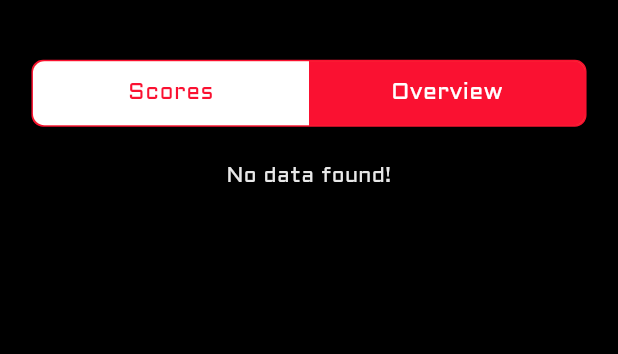
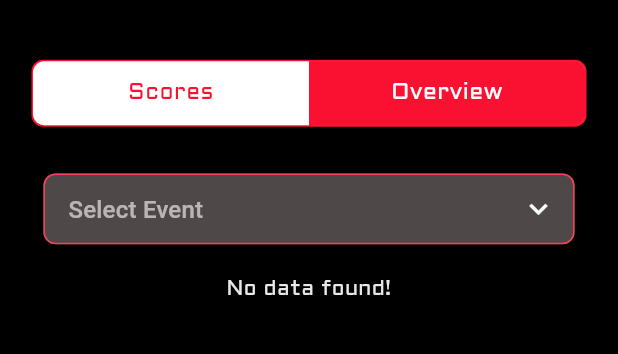
Before and after one commit to bdCalling-Sdt-hub/Shooter_App, a Flutter app: the MyScoresScreen screen opened by its route, after a tap on "Overview", on a phone screen of 412 x 824 dp, the part 59-413 px from its top. Run offline on Flutter 3.47's test engine with Material 3 defaults, Android fonts, the phone set to English and light mode, and no system bars; our stand-ins replace cached_network_image, connectivity_plus, device_preview, firebase_auth, firebase_core, flutter_html and 15 more; missing offline and left inert: fl_downloader, flutter_cached_pdfview, flutter_downloader, flutter_facebook_auth, mime_type; accounts and stored records are empty; network calls fail.

Commit message:
some changes

```diff
--- a/lib/service/api_constant.dart
+++ b/lib/service/api_constant.dart
@@ -20,6 +20,8 @@ class ApiConstant {
   static String subscriptionEndpoint = "/subscription/get-subscription";
   static String notificationsEndPoint = "/notification/user";
   static String myScoreEndPoint = "/user/my-score";
+  static String myEventList = "/user/my-event-list";
+  static String myScoreEndPointGraph(String eventName) => "/user/my-graph/$eventName";
   static String getPhoto = "/library/photos";
   static String getDocuments = "/library/documents";
   static String scoresEndpoint(String matchId) => "/events/my-single-completed-match/$matchId";
--- a/lib/views/screens/scoresScreen/myScores/inner_widgets/line_chart.dart
+++ b/lib/views/screens/scoresScreen/myScores/inner_widgets/line_chart.dart
@@ -2,22 +2,31 @@ import 'package:flutter/material.dart';
 import 'package:flutter_screenutil/flutter_screenutil.dart';
 import 'package:get/get.dart';
 import 'package:intl/intl.dart';
+import 'package:shooter_app/model/events_model.dart';
 import 'package:shooter_app/utils/dimentions.dart';
 import 'package:shooter_app/views/widgets/custom_text.dart';
 import 'package:syncfusion_flutter_charts/charts.dart';
+import '../../../../../controller/scores_controller.dart';
 import '../../../../../utils/app_colors.dart';
 
-class LineChart extends StatelessWidget {
+class LineChart extends StatefulWidget {
   final List chartData;
+  LineChart({super.key, required this.chartData});
 
-  LineChart({super.key, required this.chartData});
+  @override
+  State<LineChart> createState() => _LineChartState();
+}
+
+class _LineChartState extends State<LineChart> {
+  EventsModel? _selectedItem;
+  final ScoresController _scoresController = Get.put(ScoresController());
 
   List<Map<String, dynamic>> _convertChartData() {
     List<Map<String, dynamic>> convertedData = [
       {'score': 0, 'matchName': '', 'matchDate': ''}
     ];
 
-    convertedData.addAll(chartData.map((data) {
+    convertedData.addAll(widget.chartData.map((data) {
       int score = int.parse(data["score"]);
       String matchDate = data["matchDate"];
       String matchName = data["matchName"];
@@ -35,8 +44,41 @@ class LineChart extends StatelessWidget {
       height: 550.h,
       child: ListView(
         physics: const NeverScrollableScrollPhysics(),
-      //scrollDirection: Axis.horizontal,
         children: [
+          // Dropdown Button Container
+          Padding(
+            padding: const EdgeInsets.all(8.0),
+            child: Obx(() {
+              final events = _scoresController.eventModel;
+              return DropdownButtonFormField<EventsModel>(
+                icon: const Icon(Icons.keyboard_arrow_down_sharp, color: Colors.white),
+                value: _selectedItem,
+                onChanged: (value) {
+                  setState(() {
+                    _selectedItem = value;
+                  });
+                },
+                validator: (value) {
+                  if (value == null) {
+                    return "Select Event";
+                  }
+                  return null;
+                },
+                decoration: InputDecoration(
+                  contentPadding: EdgeInsets.symmetric(vertical: 12.h, horizontal: 12.w),
+                  isDense: true,
+                  filled: true,
+                  hintText: 'Select Event',
+                  hintStyle: const TextStyle(color: Color(0xff767676)),
+                ),
+                items: events.map((event) {
+                  return _dropdownMenuItem(event);
+                }).toList(),
+              );
+            }),
+          ),
+          SizedBox(height: 12.h),
+          // Line Chart Container
           Container(
             width: Get.width.w,
             alignment: Alignment.center,
@@ -44,13 +86,11 @@ class LineChart extends StatelessWidget {
                 ? const Center(child: CustomText(text: 'No data found!'))
                 : Container(
               height: 440.h,
-                    width: 326 + (10 * chartData.length).toDouble(),
-                    // margin: EdgeInsets.symmetric(horizontal: 4.w),
+              width: 326 + (10 * widget.chartData.length).toDouble(),
               padding: EdgeInsets.symmetric(horizontal: 8.w),
               decoration: BoxDecoration(
                 color: const Color(0xff302d2d),
-                      borderRadius:
-                          BorderRadius.circular(Dimensions.radiusDefault.r),
+                borderRadius: BorderRadius.circular(Dimensions.radiusDefault.r),
                 border: Border.all(color: AppColors.primaryColor),
               ),
               child: SingleChildScrollView(
@@ -60,7 +100,6 @@ class LineChart extends StatelessWidget {
                   child: SizedBox(
                     width: MediaQuery.of(context).size.width * 1.5,
                     child: SfCartesianChart(
-
                       primaryXAxis: const CategoryAxis(
                         initialVisibleMinimum: 0.0,
                         labelPosition: ChartDataLabelPosition.inside,
@@ -92,26 +131,32 @@ class LineChart extends StatelessWidget {
                           enableTooltip: true,
                           dataLabelMapper: (data, _) {
                             final matchDate = data["matchDate"];
-                                  if (matchDate != null &&
-                                      matchDate.isNotEmpty) {
-                                    final dateTime = DateFormat("yyyy-MM-dd")
-                                        .parse(matchDate);
-                                    return DateFormat("MM-dd-yyyy")
-                                        .format(dateTime);
+                            if (matchDate != null && matchDate.isNotEmpty) {
+                              final dateTime = DateFormat("yyyy-MM-dd").parse(matchDate);
+                              return DateFormat("MM-dd-yyyy").format(dateTime);
                             } else {
                               return null;
                             }
                           },
-                                // (data, _) => data["matchDate"],
                         ),
                       ],
                     ),
                   ),
                 ),
-                    )),
+              ),
+            ),
           ),
         ],
       ),
     );
   }
+
+  DropdownMenuItem<EventsModel> _dropdownMenuItem(EventsModel value) {
+    return DropdownMenuItem(
+      value: value,
+      child: CustomText(
+        text: value.eventName ?? "",
+      ),
+    );
   }
+}
--- a/lib/views/screens/scoresScreen/myScores/my_scores_screen.dart
+++ b/lib/views/screens/scoresScreen/myScores/my_scores_screen.dart
@@ -125,7 +125,7 @@ class _MyScoresScreenState extends State<MyScoresScreen> {
                 ],
               ),
 
-              ///---------------------table section----------------------------->
+              ///---------------------Overview section----------------------------->
               isComplete
                   ? _TableSection()
                   : LineChart(
```
Also changed, not shown: lib/controller/my_event_list_controller.dart (added, +55 -0 lines), lib/controller/scores_controller.dart (+15 -0 lines), lib/model/my_event_list_model.dart (added, +39 -0 lines). Lines whose indentation alone changed are shown as unchanged.
